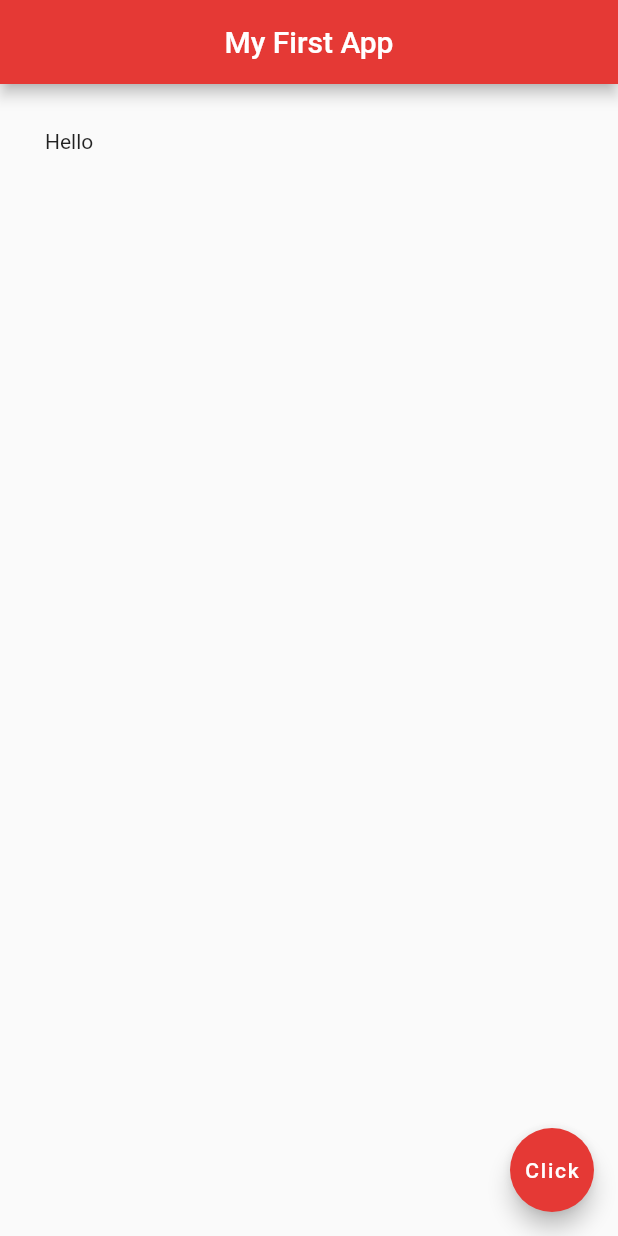
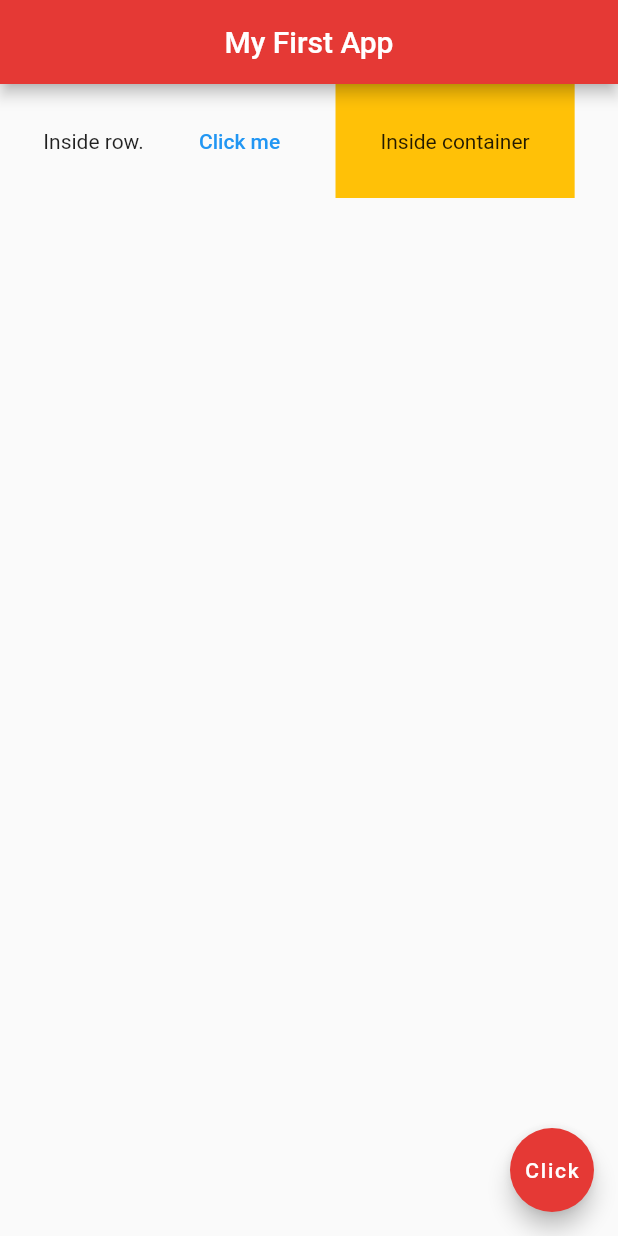
Before and after one commit to salahuddin-rakib/Flutter_Apps, a Flutter app: the screen it shows after launch, on a phone screen of 412 x 824 dp. Run offline on Flutter 3.47's test engine with Material 2 defaults, Android fonts, the phone set to English and light mode, and no system bars.

Commit message:
Examples of Row widgets.

```diff
--- a/lib/main.dart
+++ b/lib/main.dart
@@ -15,37 +15,30 @@ class Home extends StatelessWidget {
         centerTitle: true,
         backgroundColor: Colors.red[600],
       ),
+      body: Row(
+        // MainAxisAlignment aligned widgets vertically of that row. It has different options like: center, spaceEvenly, spaceBetween, etc.
+        // mainAxisAlignment: MainAxisAlignment.spaceBetween,
+        // mainAxisAlignment: MainAxisAlignment.center,
+        // mainAxisAlignment: MainAxisAlignment.spaceAround,
+        // mainAxisAlignment: MainAxisAlignment.end,
+        mainAxisAlignment: MainAxisAlignment.spaceEvenly,
 
-      // Container example:
-      // body: Container(
-      //   // Padding example
-      //
-      //   // It will take 30 pixel padding all around of it's body.
-      //   // padding: EdgeInsets.all(30.0),
-      //
-      //   // It will take 10 pixel Left, 20 pixel Top, 30 pixel Right and 40 pixel bottom padding around it's body.
-      //   // padding: EdgeInsets.fromLTRB(10, 20, 30, 40),
-      //
-      //   // It will take 10 pixel horizontally and 20 pixel vertically padding around it's body.
-      //   padding: EdgeInsets.symmetric(horizontal: 10.0, vertical: 20.0),
-      //
-      //   // It will take 10 pixel margin all around of it's body.
-      //   // margin: EdgeInsets.all(10.0),
-      //
-      //   // It will take 10 pixel horizontally and 20 pixel vertically margin around it's body.
-      //   // We can also use all functions here like padding.
-      //   margin: EdgeInsets.symmetric(horizontal: 10.0, vertical: 20.0),
-      //
-      //   // If we don't give any child then it will take whole body space.
-      //   color: Colors.grey[400],
-      //   child: Text('Hello'),
-      // ),
-
-      // If we only want to use padding into a text without container, we should do that this way.
-      // We can't use margin or color widgets inside Padding widget. To do that we should use Container widget.
-      body: Padding(
-        padding: EdgeInsets.all(30.0),
-        child: Text('Hello'),
+        // CrossAxisAlignment aligned widgets horizontally of that row. It has different options like: center, end, start, etc.
+        // crossAxisAlignment: CrossAxisAlignment.start,
+        // crossAxisAlignment: CrossAxisAlignment.end,
+        crossAxisAlignment: CrossAxisAlignment.center,
+        children: [
+          Text('Inside row.'),
+          TextButton(
+            onPressed: () {},
+            child: Text('Click me'),
+          ),
+          Container(
+            color: Colors.amber,
+            padding: EdgeInsets.all(30.0),
+            child: Text('Inside container'),
+          ),
+        ],
       ),
       floatingActionButton: FloatingActionButton(
         onPressed: () {},
```
